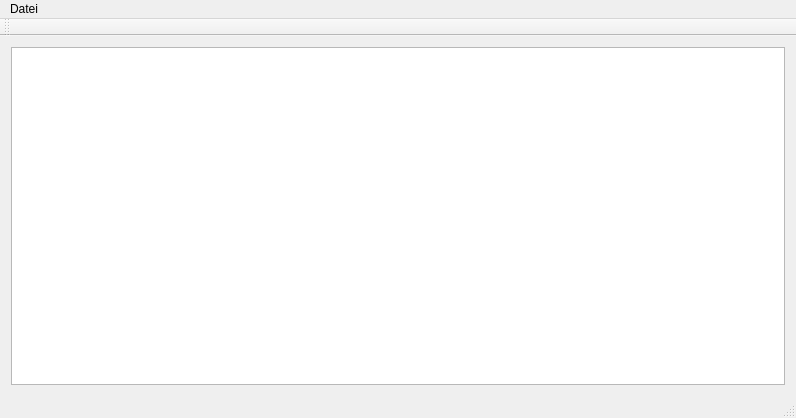
Erik-Herrmann/vtk_loader, file mainwindow.ui: the form before one commit.
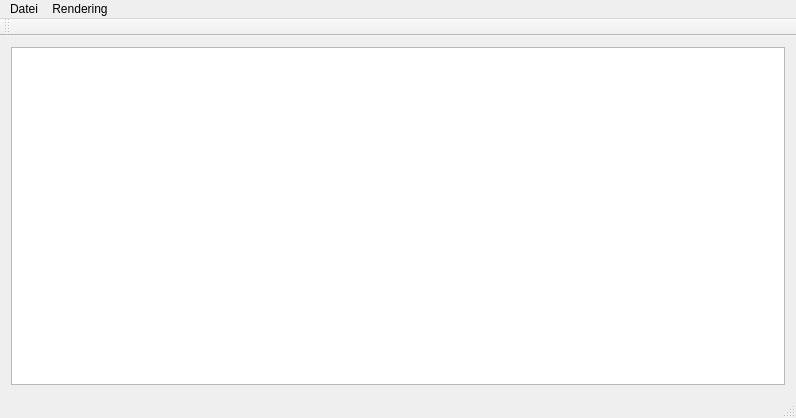
The form after the commit.

Commit message: added Render Widget to visualize the data  - including a Camera-class and the rendering of an textured World-Sphere added Function to give the FileData the render widget and draw them re-implement FileData as a new class cFileData  - and added render-function for the Datapoints added little LiesMich.txt file with some information

Patch:
```diff
--- a/mainwindow.ui
+++ b/mainwindow.ui
@@ -51,7 +51,14 @@
     <addaction name="separator"/>
     <addaction name="actionClose"/>
    </widget>
+   <widget class="QMenu" name="menuRendering">
+    <property name="title">
+     <string>Rendering</string>
+    </property>
+    <addaction name="action_show"/>
+   </widget>
    <addaction name="menuLoad"/>
+   <addaction name="menuRendering"/>
   </widget>
   <widget class="QToolBar" name="mainToolBar">
    <attribute name="toolBarArea">
```
Left out of the diff: 5 changed lines with no effect on the pictures. The commit also changes 19 other files.
